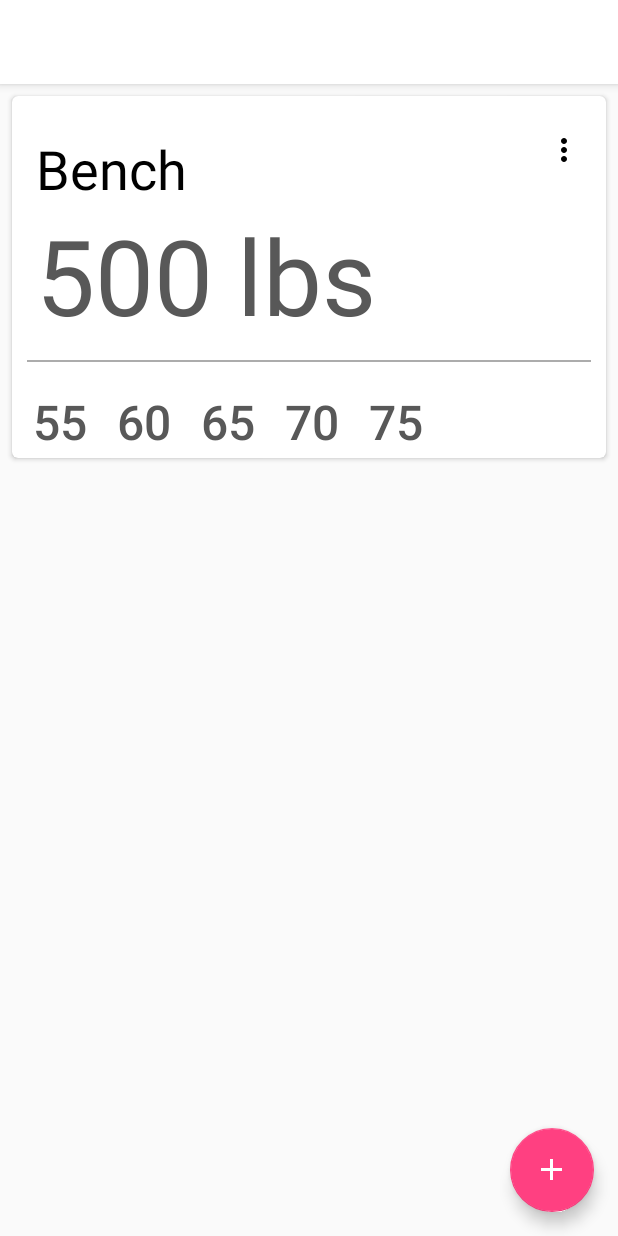
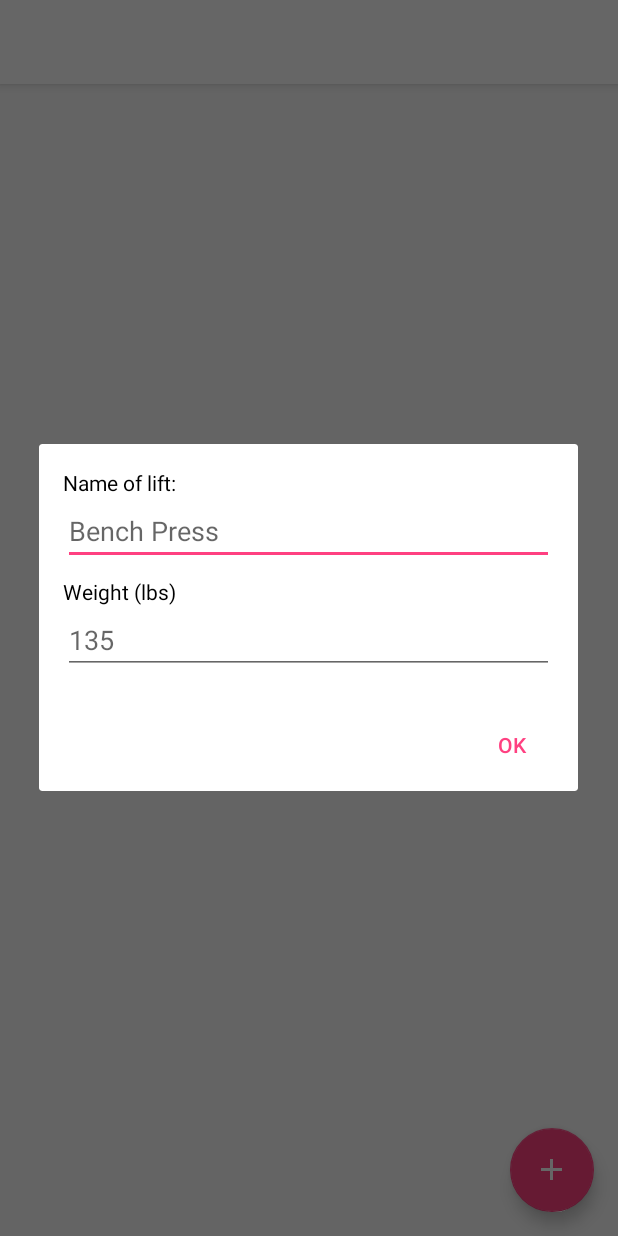
Before and after one commit to Durian-Inc/SwolyV2, an Android app: the fragment MaxesFragment shown on its own in the app's theme, after a tap on an icon or button, on a phone screen of 412 x 824 dp. Run offline under Robolectric (Android 15) with nearby library versions, the phone set to English and light mode, and no system bars.

Commit message:
Created custom dialog that will ask the user for a new max when the FAB is pressed

```diff
--- a/mobile/src/main/java/com/tripidevs/swoly/Maxes/MaxesAdapter.java
+++ b/mobile/src/main/java/com/tripidevs/swoly/Maxes/MaxesAdapter.java
@@ -31,12 +31,6 @@ public class MaxesAdapter extends RecyclerView.Adapter<MaxesAdapter.MaxesViewHol
         this.maxes = maxes;
     }
 
-    public void updateView(ArrayList<MaxesCard> updatedMaxes){
-        maxes.clear();
-        maxes.addAll(updatedMaxes);
-        notifyDataSetChanged();
-    }
-
     @Override
     public MaxesViewHolder onCreateViewHolder(ViewGroup parent, int viewType) {
         View view = LayoutInflater.from(parent.getContext()).inflate(R.layout
@@ -49,7 +43,7 @@ public class MaxesAdapter extends RecyclerView.Adapter<MaxesAdapter.MaxesViewHol
     public void onBindViewHolder(final MaxesViewHolder holder, int position) {
         MaxesCard max = maxes.get(position);
         holder.lift.setText(max.getLiftName());
-        holder.weight.setText(max.getLiftMax());
+        holder.weight.setText(String.valueOf(max.getLiftMax()));
         for (final Button button: holder.cardButtons) {
             button.setOnClickListener(new View.OnClickListener() {
                 @Override
--- a/mobile/src/main/java/com/tripidevs/swoly/Maxes/MaxesCard.java
+++ b/mobile/src/main/java/com/tripidevs/swoly/Maxes/MaxesCard.java
@@ -6,17 +6,17 @@
 
 public class MaxesCard {
     private String liftName;
-    private String liftMax;
+    private int liftMax;
 
-    public MaxesCard(String name, String max){
+    public MaxesCard(String name, int max){
         this.liftMax = max;
         this.liftName = name;
     }
-    public String getLiftMax() {
+    public int getLiftMax() {
         return liftMax;
     }
 
-    public void setLiftMax(String liftMax) {
+    public void setLiftMax(int liftMax) {
         this.liftMax = liftMax;
     }
 
--- a/mobile/src/main/java/com/tripidevs/swoly/maxes/MaxesFragment.java
+++ b/mobile/src/main/java/com/tripidevs/swoly/maxes/MaxesFragment.java
@@ -1,5 +1,7 @@
 package com.tripidevs.swoly.maxes;
 
+import android.app.AlertDialog;
+import android.content.DialogInterface;
 import android.os.Bundle;
 import android.support.annotation.Nullable;
 import android.support.design.widget.FloatingActionButton;
@@ -49,7 +51,7 @@ public class MaxesFragment extends Fragment {
         floatingActionButton.setOnClickListener(new View.OnClickListener() {
             @Override
             public void onClick(View v) {
-                createNewMax("Bench", "500");
+                createNewMax("Bench", 500);
             }
         });
     }
@@ -63,10 +65,26 @@ public class MaxesFragment extends Fragment {
         weight.setText(String.valueOf(newWeight));
     }
 
-    public void createNewMax(String name, String weight){
-        MaxesCard newMax = new MaxesCard(name,weight);
-        list.add(newMax);
-        adapter.notifyDataSetChanged();
+    public void createNewMax(String name, int weight){
+        LayoutInflater layoutInflater = LayoutInflater.from(getContext());
+        View v = layoutInflater.inflate(R.layout.dialog_max_input, null);
+        AlertDialog.Builder alertBuilder = new AlertDialog.Builder(getContext());
+        alertBuilder.setView(v);
+
+        alertBuilder
+                .setCancelable(true)
+                .setPositiveButton("Ok", new DialogInterface.OnClickListener() {
+                    @Override
+                    public void onClick(DialogInterface dialog, int which) {
+
+                    }
+                });
+
+        AlertDialog alertDialog = alertBuilder.create();
+        alertDialog.show();
+        //MaxesCard newMax = new MaxesCard(name,weight);
+        //list.add(newMax);
+        //adapter.notifyDataSetChanged();
     }
 
 }
--- /dev/null
+++ b/mobile/src/main/res/layout/dialog_max_input.xml
@@ -0,0 +1,34 @@
+<?xml version="1.0" encoding="utf-8"?>
+<LinearLayout xmlns:android="http://schemas.android.com/apk/res/android"
+              android:orientation="vertical"
+              android:layout_width="match_parent"
+              android:layout_height="match_parent"
+              android:padding="16dp">
+    <TextView
+        android:layout_height="wrap_content"
+        android:layout_width="wrap_content"
+        android:text="Name of lift:"
+        android:textColor="@android:color/black"/>
+    <EditText
+        android:layout_width="match_parent"
+        android:layout_height="wrap_content"
+        android:id="@+id/txtLiftName"
+        android:inputType="text"
+        android:hint="Bench Press"
+        style="@android:style/Widget.Material.Light.EditText"/>
+    <TextView
+        android:layout_marginTop="8dp"
+        android:layout_width="wrap_content"
+        android:layout_height="wrap_content"
+        android:text="Weight (lbs)"
+        android:textColor="@android:color/black"
+        />
+    <EditText
+        android:layout_width="match_parent"
+        android:layout_height="wrap_content"
+        android:id="@+id/txtWeight"
+        style="@android:style/Widget.Material.Light.EditText"
+        android:hint="135"
+        />
+
+</LinearLayout>
--- a/mobile/src/main/res/values/dimens.xml
+++ b/mobile/src/main/res/values/dimens.xml
@@ -3,7 +3,7 @@
     <dimen name="nav_header_vertical_spacing">16dp</dimen>
     <dimen name="nav_header_height">160dp</dimen>
     <!-- Default screen margins, per the Android Design guidelines. -->
-    <dimen name="activity_horizontal_margin">8dp</dimen>
+    <dimen name="activity_horizontal_margin">16dp</dimen>
     <dimen name="activity_vertical_margin">16dp</dimen>
     <dimen name="fab_margin">16dp</dimen>
 </resources>
```
